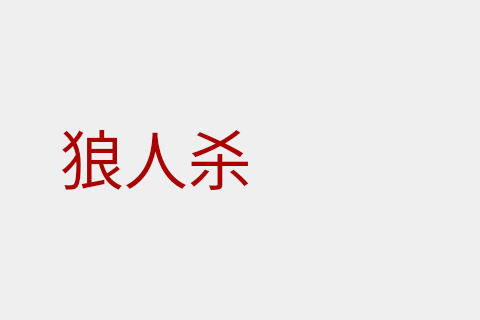
First picture: the form in server/werewolf.ui, repository GeminiBuddies/OOPLRS, before the edit; both pictures show x 0 to 480 and y 0 to 320 of the 885 by 545 pixel window.
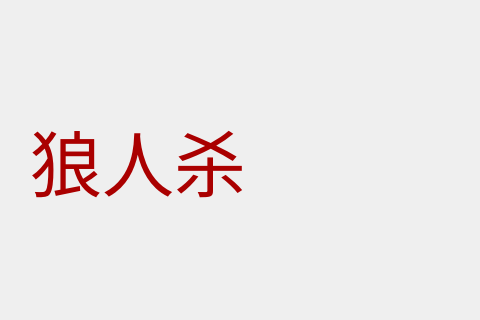
Second picture: the form after the edit. Icons and pictures are not drawn.

```diff
--- a/server/werewolf.ui
+++ b/server/werewolf.ui
@@ -22,16 +22,16 @@
   <widget class="QLabel" name="label">
    <property name="geometry">
     <rect>
-     <x>60</x>
-     <y>100</y>
-     <width>241</width>
-     <height>111</height>
+     <x>30</x>
+     <y>90</y>
+     <width>271</width>
+     <height>141</height>
     </rect>
    </property>
    <property name="font">
     <font>
      <family>楷体</family>
-     <pointsize>48</pointsize>
+     <pointsize>54</pointsize>
     </font>
    </property>
    <property name="autoFillBackground">
```
